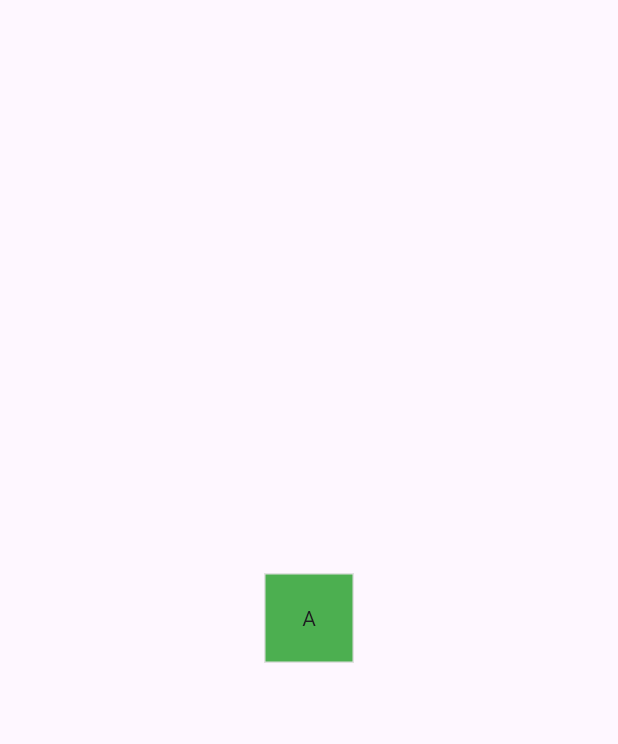
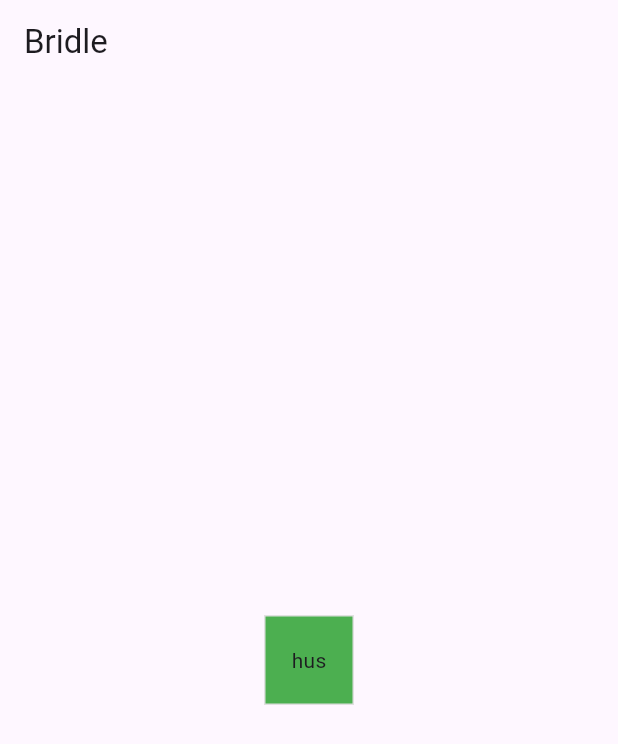
Before and after one commit to Ezzhee/bridle, a Flutter app: the screen it shows after launch, on a phone screen of 412 x 824 dp. Shown: the top 744 px of the screen. Run offline on Flutter 3.47's test engine with Material 3 defaults, Android fonts, the phone set to English and light mode, and no system bars.

Commit message:
bay harbour butcher

```diff
--- a/lib/main.dart
+++ b/lib/main.dart
@@ -10,8 +10,18 @@ class MainApp extends StatelessWidget {
 
   @override
   Widget build(BuildContext context) {
-    return const MaterialApp(
-      home: Scaffold(body: Center(child:Title("A", HitType.hit))),
+    return MaterialApp(
+      home: Scaffold(
+        body: Center(
+          child:Title("hus", HitType.hit)
+          ),
+        appBar: AppBar(
+          title: Align(
+            alignment: Alignment.centerLeft,
+            child: Text("Bridle")),
+        )
+          )
+
     );
   }
 }
```
